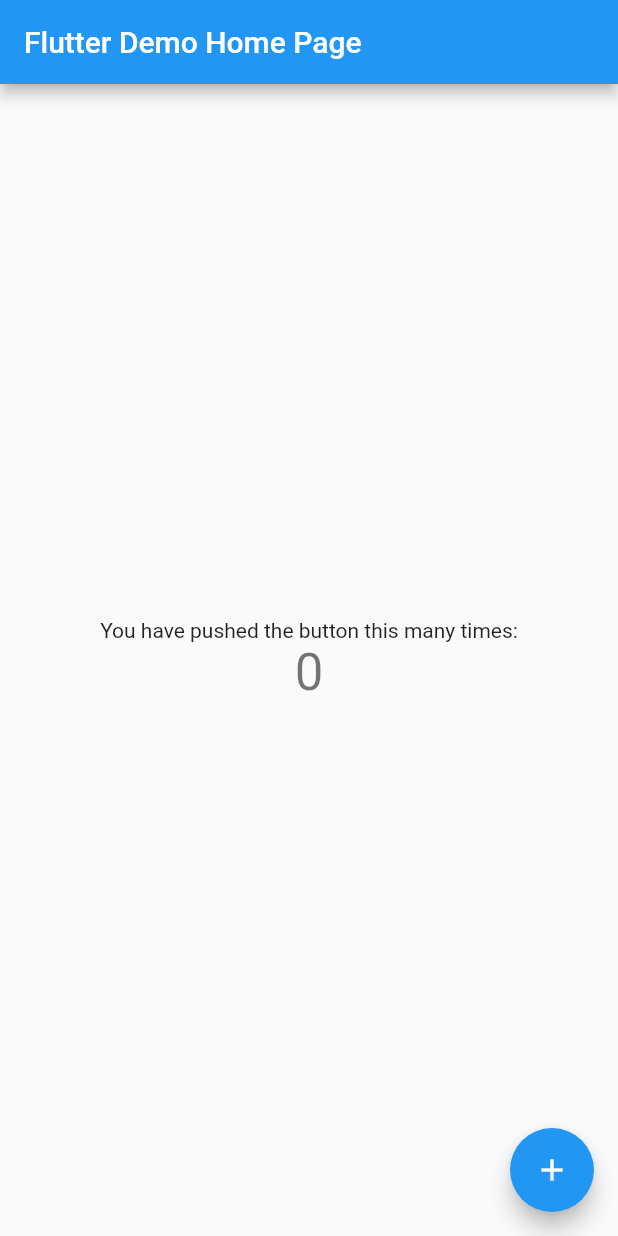
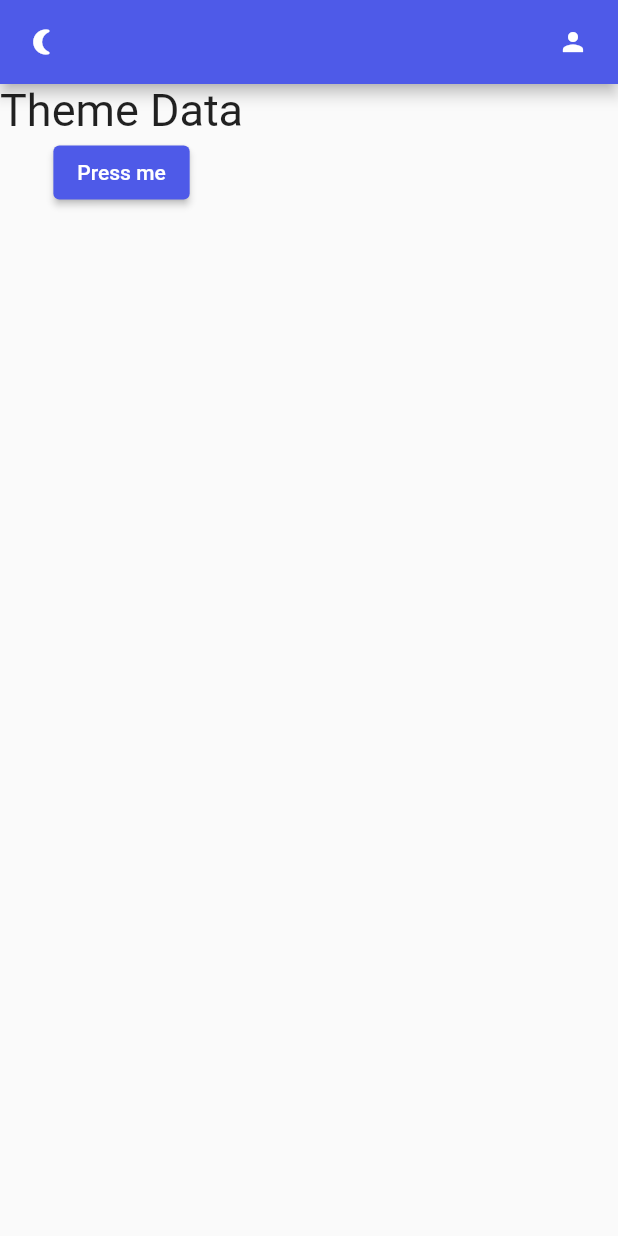
Before and after one commit to nerdychamp/fltr-todo-app, a Flutter app: the screen it shows after launch, on a phone screen of 412 x 824 dp. Run offline on Flutter 3.47's test engine with Material 2 defaults, Android fonts, the phone set to English and light mode, and no system bars.

Commit message:
feat: light/dark mode using statefull widget

```diff
--- a/lib/main.dart
+++ b/lib/main.dart
@@ -1,67 +1,40 @@
 import 'package:flutter/material.dart';
+import 'package:todo_app/screens/home_screen.dart';
+import 'package:todo_app/utils/theme.dart';
 
 void main() {
   runApp(const MyApp());
 }
 
-class MyApp extends StatelessWidget {
+class MyApp extends StatefulWidget {
   const MyApp({super.key});
 
+  @override
+  State<MyApp> createState() => _MyAppState();
+}
+
+class _MyAppState extends State<MyApp> {
+  bool isDark = false;
   // This widget is the root of your application.
   @override
   Widget build(BuildContext context) {
+    onToggleTheme() {
+      setState(() {
+        isDark = !isDark;
+      });
+      print(isDark);
+    }
+
     return MaterialApp(
+      debugShowCheckedModeBanner: false,
       title: 'Flutter Demo',
-      theme: ThemeData(
-        primarySwatch: Colors.blue,
-      ),
-      home: const MyHomePage(title: 'Flutter Demo Home Page'),
-    );
-  }
-}
-
-class MyHomePage extends StatefulWidget {
-  const MyHomePage({super.key, required this.title});
-
-  final String title;
-
-  @override
-  State<MyHomePage> createState() => _MyHomePageState();
-}
-
-class _MyHomePageState extends State<MyHomePage> {
-  int _counter = 0;
-
-  void _incrementCounter() {
-    setState(() {
-      _counter++;
-    });
-  }
-
-  @override
-  Widget build(BuildContext context) {
-    return Scaffold(
-      appBar: AppBar(
-        title: Text(widget.title),
-      ),
-      body: Center(
-        child: Column(
-          mainAxisAlignment: MainAxisAlignment.center,
-          children: <Widget>[
-            const Text(
-              'You have pushed the button this many times:',
-            ),
-            Text(
-              '$_counter',
-              style: Theme.of(context).textTheme.headline4,
-            ),
-          ],
-        ),
-      ),
-      floatingActionButton: FloatingActionButton(
-        onPressed: _incrementCounter,
-        tooltip: 'Increment',
-        child: const Icon(Icons.add),
+      themeMode: isDark ? ThemeMode.dark : ThemeMode.light,
+      theme: AppTheme.lightTheme,
+      darkTheme: AppTheme.darkTheme,
+      color: blue,
+      home: HomeScreen(
+        onTap: onToggleTheme,
+        isDark: isDark,
       ),
     );
   }
--- /dev/null
+++ b/lib/screens/home_screen.dart
@@ -0,0 +1,51 @@
+import 'package:flutter/material.dart';
+
+class HomeScreen extends StatefulWidget {
+  final Function onTap;
+  final bool isDark;
+
+  const HomeScreen({super.key, required this.onTap, required this.isDark});
+
+  @override
+  State<HomeScreen> createState() => _HomeScreenState();
+}
+
+class _HomeScreenState extends State<HomeScreen> {
+  @override
+  Widget build(BuildContext context) {
+    return Scaffold(
+      appBar: AppBar(
+        leading: GestureDetector(
+          onTap: () {
+            widget.onTap();
+          },
+          child: Icon(
+            widget.isDark ? Icons.light_mode_rounded : Icons.nightlight_round,
+            size: 20,
+          ),
+        ),
+        actions: const [
+          Icon(
+            Icons.person,
+            size: 20,
+          ),
+          SizedBox(width: 20),
+        ],
+      ),
+      body: Column(
+        children: [
+          const Text(
+            "Theme Data",
+            style: TextStyle(
+              fontSize: 30,
+            ),
+          ),
+          ElevatedButton(
+            onPressed: () {},
+            child: const Text("Press me"),
+          )
+        ],
+      ),
+    );
+  }
+}
--- /dev/null
+++ b/lib/utils/theme.dart
@@ -0,0 +1,30 @@
+import 'package:flutter/material.dart';
+
+const Color blue = Color(0xff4e5ae8);
+const Color yellow = Color(0xffffb746);
+const Color pink = Color(0xffff4667);
+const Color white = Colors.white;
+const Color darkGrey = Color(0xff121212);
+const Color darkPrimaryColor = Color(0xff424242);
+
+const Color primaryColor = blue;
+
+class AppTheme {
+  static final lightTheme = ThemeData(
+      colorScheme: const ColorScheme.light().copyWith(
+        primary: blue,
+      ),
+      appBarTheme: const AppBarTheme(
+        backgroundColor: blue,
+      ),
+      brightness: Brightness.light);
+
+  static final darkTheme = ThemeData(
+    appBarTheme: const AppBarTheme(
+      backgroundColor: darkGrey,
+    ),
+    colorSchemeSeed: blue,
+    // scaffoldBackgroundColor: darkGrey,
+    brightness: Brightness.dark,
+  );
+}
```
